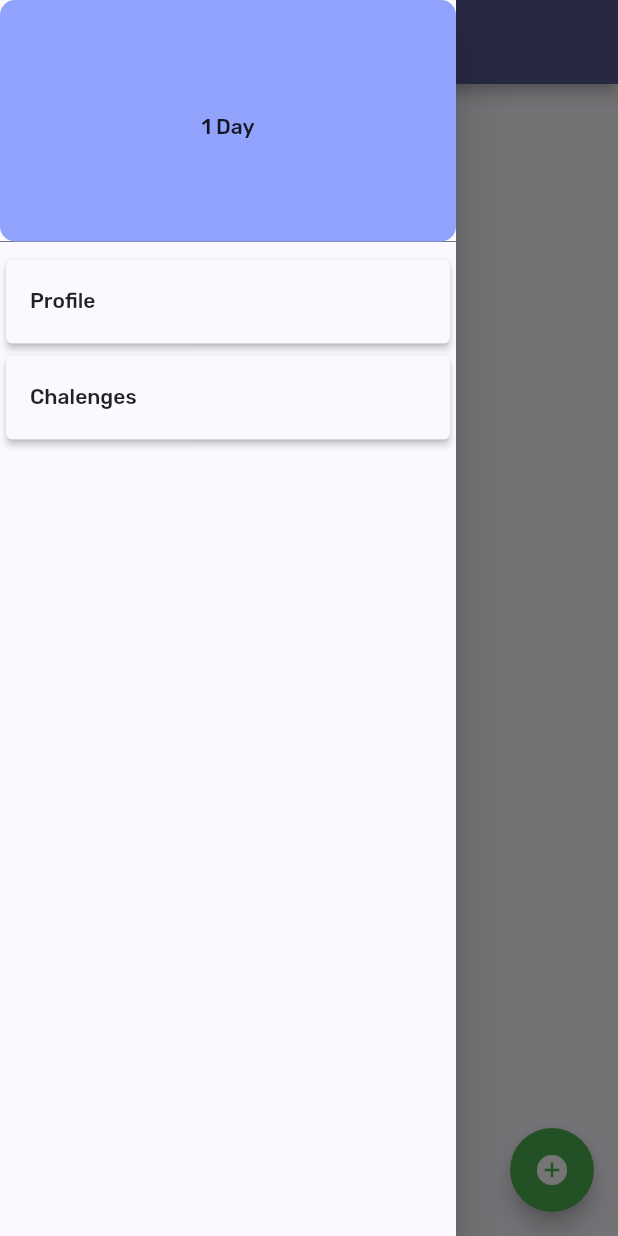
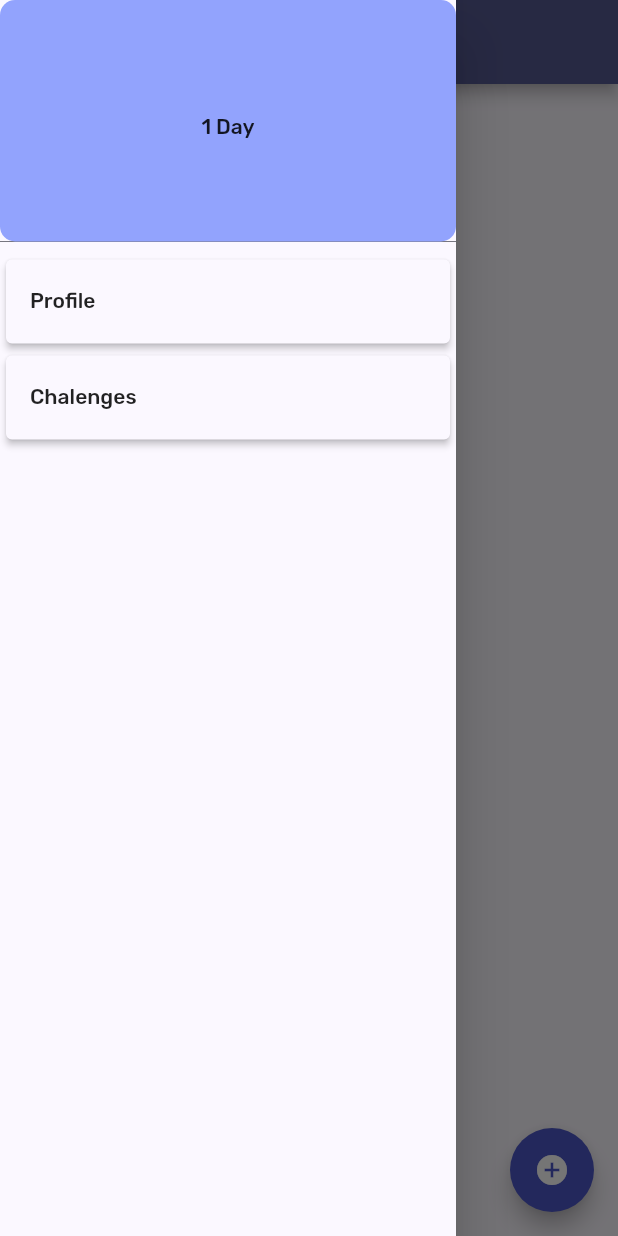
Before and after one commit to xavm29/daily_habits, a Flutter app: the Home screen opened directly, with the side drawer open, on a phone screen of 412 x 824 dp. Run offline on Flutter 3.47's test engine with Material 2 defaults, Android fonts, the phone set to English and light mode, and no system bars; our stand-ins replace cloud_firestore, firebase_auth, firebase_core, firebase_storage, google_fonts, image_picker and 1 more; missing offline and left inert: firebase_ui_auth; accounts and stored records are empty; generated files the repository leaves out were written again.

Commit message:
Commit firebase and Auth Firts screnns Side menu and profile Pantalla profile Profile update New screnss Modifications profile.dart

```diff
--- a/lib/screens/create_goals.dart
+++ b/lib/screens/create_goals.dart
@@ -10,6 +10,10 @@ class CreateGoals extends StatefulWidget {
 class _CreateGoalsState extends State<CreateGoals> {
   @override
   Widget build(BuildContext context) {
-    return Container();
+    return Scaffold(
+        appBar: AppBar(
+          title: Text('Create Goals'),
+        ),
+        body: Column());
   }
 }
--- a/lib/screens/home.dart
+++ b/lib/screens/home.dart
@@ -1,7 +1,9 @@
 import 'package:daily_habits/screens/challenges.dart';
+import 'package:daily_habits/styles/styles.dart';
 import 'package:flutter/material.dart';
 
 import '../widgets/side_menu.dart';
+import 'create_goals.dart';
 
 class Home extends StatefulWidget {
   const Home({Key? key}) : super(key: key);
@@ -21,9 +23,10 @@ class _HomeState extends State<Home> {
       ),
       floatingActionButton: FloatingActionButton(
         onPressed: () {
+          Navigator.pushReplacement(context,MaterialPageRoute(builder: ((context) =>const CreateGoals() )));
           // Add your onPressed code here!
         },
-        backgroundColor: Colors.green,
+        backgroundColor:AppColors.primarys,
         child: const Icon(Icons.add_circle),
       ),
     );
```
